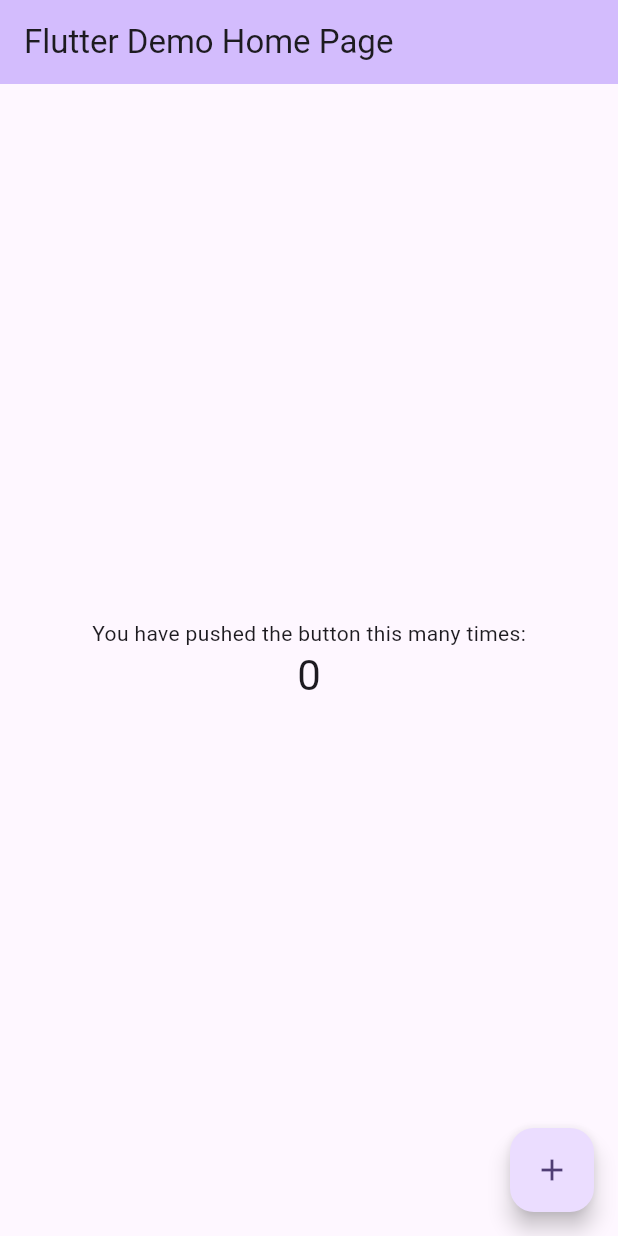
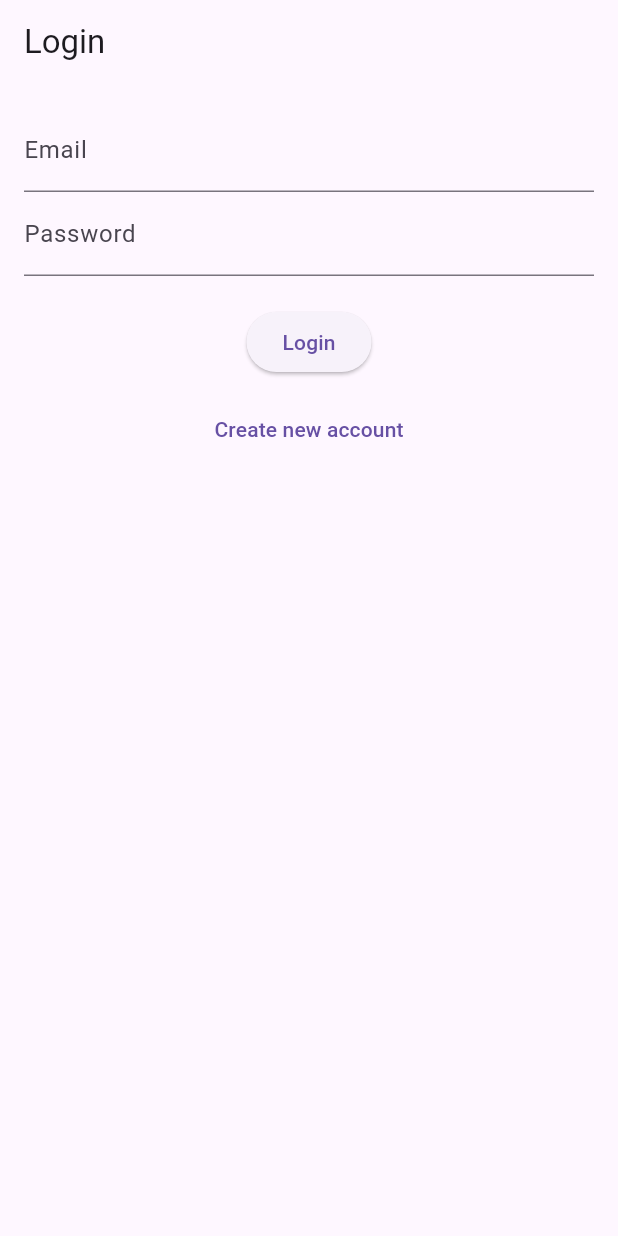
Before and after one commit to malaviakrisha/SmartTourismApp, a Flutter app: the screen it shows after launch, on a phone screen of 412 x 824 dp. Run offline on Flutter 3.47's test engine with Material 3 defaults, Android fonts, the light colour scheme and no system bars; our stand-ins replace cloud_firestore, firebase_auth, firebase_core; accounts and stored records are empty.

Commit message:
Authentication(might change as only signup done)

```diff
--- a/lib/main.dart
+++ b/lib/main.dart
@@ -1,131 +1,124 @@
+import 'package:flutter/material.dart';
 import 'package:firebase_core/firebase_core.dart';
-import 'package:flutter/material.dart';
-import 'package:smart_tourism/firebase_options.dart';
+import 'package:firebase_auth/firebase_auth.dart';
+import 'package:cloud_firestore/cloud_firestore.dart';
+import 'firebase_options.dart';
+import 'screens/login_page.dart';
+import 'screens/user_home_page.dart';
+import 'screens/artist_home_page.dart';
+import 'screens/admin_home_page.dart';
 
-Future<void> main() async{
-
+void main() async {
   WidgetsFlutterBinding.ensureInitialized();
-
   await Firebase.initializeApp(
-    options: DefaultFirebaseOptions.currentPlatform
+    options: DefaultFirebaseOptions.currentPlatform,
   );
-
   runApp(const MyApp());
 }
 
 class MyApp extends StatelessWidget {
   const MyApp({super.key});
 
-  // This widget is the root of your application.
   @override
   Widget build(BuildContext context) {
     return MaterialApp(
-      title: 'Flutter Demo',
-      theme: ThemeData(
-        // This is the theme of your application.
-        //
-        // TRY THIS: Try running your application with "flutter run". You'll see
-        // the application has a purple toolbar. Then, without quitting the app,
-        // try changing the seedColor in the colorScheme below to Colors.green
-        // and then invoke "hot reload" (save your changes or press the "hot
-        // reload" button in a Flutter-supported IDE, or press "r" if you used
-        // the command line to start the app).
-        //
-        // Notice that the counter didn't reset back to zero; the application
-        // state is not lost during the reload. To reset the state, use hot
-        // restart instead.
-        //
-        // This works for code too, not just values: Most code changes can be
-        // tested with just a hot reload.
-        colorScheme: ColorScheme.fromSeed(seedColor: Colors.deepPurple),
-      ),
-      home: const MyHomePage(title: 'Flutter Demo Home Page'),
+      debugShowCheckedModeBanner: false,
+      title: 'Smart Tourism',
+      theme: ThemeData(primarySwatch: Colors.green),
+      home: const AuthGate(),
     );
   }
 }
 
-class MyHomePage extends StatefulWidget {
-  const MyHomePage({super.key, required this.title});
-
-  // This widget is the home page of your application. It is stateful, meaning
-  // that it has a State object (defined below) that contains fields that affect
-  // how it looks.
-
-  // This class is the configuration for the state. It holds the values (in this
-  // case the title) provided by the parent (in this case the App widget) and
-  // used by the build method of the State. Fields in a Widget subclass are
-  // always marked "final".
-
-  final String title;
-
-  @override
-  State<MyHomePage> createState() => _MyHomePageState();
-}
-
-class _MyHomePageState extends State<MyHomePage> {
-  int _counter = 0;
-
-  void _incrementCounter() {
-    setState(() {
-      // This call to setState tells the Flutter framework that something has
-      // changed in this State, which causes it to rerun the build method below
-      // so that the display can reflect the updated values. If we changed
-      // _counter without calling setState(), then the build method would not be
-      // called again, and so nothing would appear to happen.
-      _counter++;
-    });
-  }
+class AuthGate extends StatelessWidget {
+  const AuthGate({super.key});
 
   @override
   Widget build(BuildContext context) {
-    // This method is rerun every time setState is called, for instance as done
-    // by the _incrementCounter method above.
-    //
-    // The Flutter framework has been optimized to make rerunning build methods
-    // fast, so that you can just rebuild anything that needs updating rather
-    // than having to individually change instances of widgets.
+    return StreamBuilder<User?>(
+      stream: FirebaseAuth.instance.authStateChanges(),
+      builder: (context, snapshot) {
+        // Still checking auth state
+        if (snapshot.connectionState == ConnectionState.waiting) {
+          return const Scaffold(
+            body: Center(child: CircularProgressIndicator()),
+          );
+        }
+
+        // User not logged in
+        if (!snapshot.hasData) {
+          return const LoginPage();
+        }
+
+        final user = snapshot.data!;
+
+        // Fetch Firestore document safely
+        return FutureBuilder<DocumentSnapshot>(
+          future: FirebaseFirestore.instance.collection('users').doc(user.uid).get(),
+          builder: (context, roleSnapshot) {
+            if (roleSnapshot.connectionState == ConnectionState.waiting) {
+              return const Scaffold(
+                body: Center(child: CircularProgressIndicator()),
+              );
+            }
+
+            if (!roleSnapshot.hasData || !roleSnapshot.data!.exists) {
+              // Firestore doc missing
               return Scaffold(
-      appBar: AppBar(
-        // TRY THIS: Try changing the color here to a specific color (to
-        // Colors.amber, perhaps?) and trigger a hot reload to see the AppBar
-        // change color while the other colors stay the same.
-        backgroundColor: Theme.of(context).colorScheme.inversePrimary,
-        // Here we take the value from the MyHomePage object that was created by
-        // the App.build method, and use it to set our appbar title.
-        title: Text(widget.title),
-      ),
                 body: Center(
-        // Center is a layout widget. It takes a single child and positions it
-        // in the middle of the parent.
                   child: Column(
-          // Column is also a layout widget. It takes a list of children and
-          // arranges them vertically. By default, it sizes itself to fit its
-          // children horizontally, and tries to be as tall as its parent.
-          //
-          // Column has various properties to control how it sizes itself and
-          // how it positions its children. Here we use mainAxisAlignment to
-          // center the children vertically; the main axis here is the vertical
-          // axis because Columns are vertical (the cross axis would be
-          // horizontal).
-          //
-          // TRY THIS: Invoke "debug painting" (choose the "Toggle Debug Paint"
-          // action in the IDE, or press "p" in the console), to see the
-          // wireframe for each widget.
                     mainAxisAlignment: MainAxisAlignment.center,
-          children: <Widget>[
-            const Text('You have pushed the button this many times:'),
-            Text(
-              '$_counter',
-              style: Theme.of(context).textTheme.headlineMedium,
+                    children: [
+                      const Text('User data not found'),
+                      const SizedBox(height: 20),
+                      ElevatedButton(
+                        onPressed: () => FirebaseAuth.instance.signOut(),
+                        child: const Text('Go back to Login'),
                       ),
                     ],
                   ),
                 ),
-      floatingActionButton: FloatingActionButton(
-        onPressed: _incrementCounter,
-        tooltip: 'Increment',
-        child: const Icon(Icons.add),
-      ), // This trailing comma makes auto-formatting nicer for build methods.
+              );
+            }
+
+            // Get role
+            final data = roleSnapshot.data!.data() as Map<String, dynamic>;
+            final role = data['role'] as String?;
+
+            if (role == null) {
+              return Scaffold(
+                body: Center(
+                  child: Column(
+                    mainAxisAlignment: MainAxisAlignment.center,
+                    children: [
+                      const Text('User role not set'),
+                      const SizedBox(height: 20),
+                      ElevatedButton(
+                        onPressed: () => FirebaseAuth.instance.signOut(),
+                        child: const Text('Go back to Login'),
+                      ),
+                    ],
+                  ),
+                ),
+              );
+            }
+
+            // Route based on role
+            switch (role) {
+              case 'Tourist':
+                return const UserHomePage();
+              case 'Artist':
+                return const ArtistHomePage();
+              case 'Admin':
+                return const AdminHomePage();
+              default:
+                return Scaffold(
+                  body: Center(child: Text('Unknown role: $role')),
+                );
+            }
+          },
+        );
+      },
     );
   }
 }
--- /dev/null
+++ b/lib/screens/login_page.dart
@@ -0,0 +1,123 @@
+import 'package:flutter/material.dart';
+import 'package:firebase_auth/firebase_auth.dart';
+import 'package:cloud_firestore/cloud_firestore.dart';
+
+class LoginPage extends StatefulWidget {
+  const LoginPage({super.key});
+
+  @override
+  State<LoginPage> createState() => _LoginPageState();
+}
+
+class _LoginPageState extends State<LoginPage> {
+  final _auth = FirebaseAuth.instance;
+  final _firestore = FirebaseFirestore.instance;
+
+  final _emailController = TextEditingController();
+  final _passwordController = TextEditingController();
+  final _nameController = TextEditingController();
+
+  String? _selectedRole;
+  bool _isLogin = true;
+  bool _isLoading = false;
+
+  void _toggleForm() {
+    setState(() => _isLogin = !_isLogin);
+  }
+
+  Future<void> _submit() async {
+    final email = _emailController.text.trim();
+    final password = _passwordController.text.trim();
+    final name = _nameController.text.trim();
+    final role = _selectedRole;
+
+    if (email.isEmpty || password.isEmpty || (!_isLogin && (name.isEmpty || role == null))) {
+      ScaffoldMessenger.of(context).showSnackBar(
+        const SnackBar(content: Text('Please fill all required fields')),
+      );
+      return;
+    }
+
+    setState(() => _isLoading = true);
+
+    try {
+      if (_isLogin) {
+        // LOGIN
+        await _auth.signInWithEmailAndPassword(email: email, password: password);
+      } else {
+        // SIGNUP
+        final cred = await _auth.createUserWithEmailAndPassword(email: email, password: password);
+
+        // Save Firestore document with UID
+        await _firestore.collection('users').doc(cred.user!.uid).set({
+          'uid': cred.user!.uid,
+          'name': name,
+          'email': email,
+          'role': role,
+        });
+
+        print('User created: ${cred.user!.uid}, role: $role');
+      }
+    } on FirebaseAuthException catch (e) {
+      ScaffoldMessenger.of(context).showSnackBar(
+        SnackBar(content: Text(e.message ?? 'Authentication error')),
+      );
+    } finally {
+      setState(() => _isLoading = false);
+    }
+  }
+
+  @override
+  Widget build(BuildContext context) {
+    return Scaffold(
+      appBar: AppBar(title: Text(_isLogin ? 'Login' : 'Signup')),
+      body: Padding(
+        padding: const EdgeInsets.all(16),
+        child: SingleChildScrollView(
+          child: Column(
+            children: [
+              if (!_isLogin)
+                TextField(
+                  controller: _nameController,
+                  decoration: const InputDecoration(labelText: 'Name'),
+                ),
+              TextField(
+                controller: _emailController,
+                decoration: const InputDecoration(labelText: 'Email'),
+                keyboardType: TextInputType.emailAddress,
+              ),
+              TextField(
+                controller: _passwordController,
+                decoration: const InputDecoration(labelText: 'Password'),
+                obscureText: true,
+              ),
+              if (!_isLogin)
+                DropdownButtonFormField<String>(
+                  value: _selectedRole,
+                  items: const [
+                    DropdownMenuItem(value: 'Tourist', child: Text('Tourist')),
+                    DropdownMenuItem(value: 'Artist', child: Text('Artist')),
+                    DropdownMenuItem(value: 'Admin', child: Text('Admin')),
+                  ],
+                  onChanged: (val) => setState(() => _selectedRole = val),
+                  decoration: const InputDecoration(labelText: 'Select Role'),
+                ),
+              const SizedBox(height: 20),
+              _isLoading
+                  ? const CircularProgressIndicator()
+                  : ElevatedButton(
+                onPressed: _submit,
+                child: Text(_isLogin ? 'Login' : 'Signup'),
+              ),
+              const SizedBox(height: 10),
+              TextButton(
+                onPressed: _toggleForm,
+                child: Text(_isLogin ? 'Create new account' : 'Already have an account? Login'),
+              ),
+            ],
+          ),
+        ),
+      ),
+    );
+  }
+}
```
Also changed, not shown: lib/screens/admin_home_page.dart (added, +18 -0 lines), lib/screens/artist_home_page.dart (added, +18 -0 lines), lib/screens/user_home_page.dart (added, +17 -0 lines), pubspec.yaml (+7 -1 lines), lib/screens/login_register_page.dart (added), pubspec.lock, 3 other files. Lines whose indentation alone changed are shown as unchanged.
